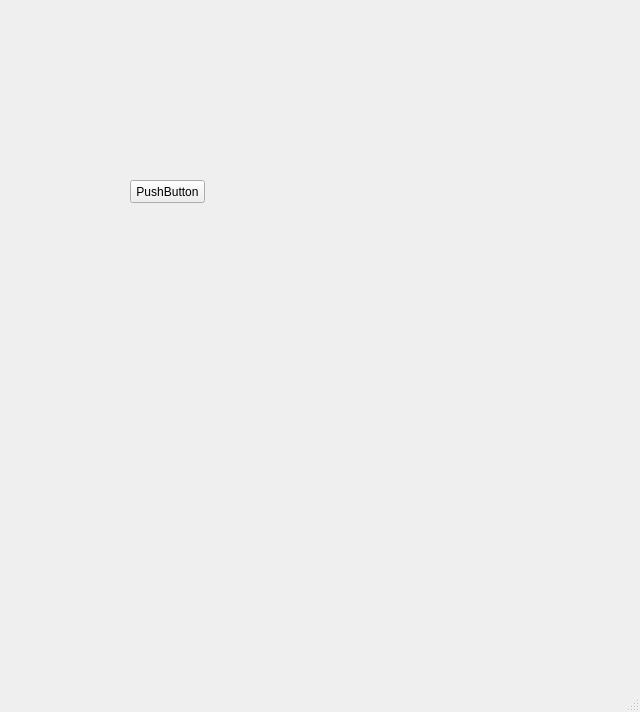
Old version of the form QT-Menu Principal/gui_base_old.ui in the repository brian-emarquez/Python-Course.
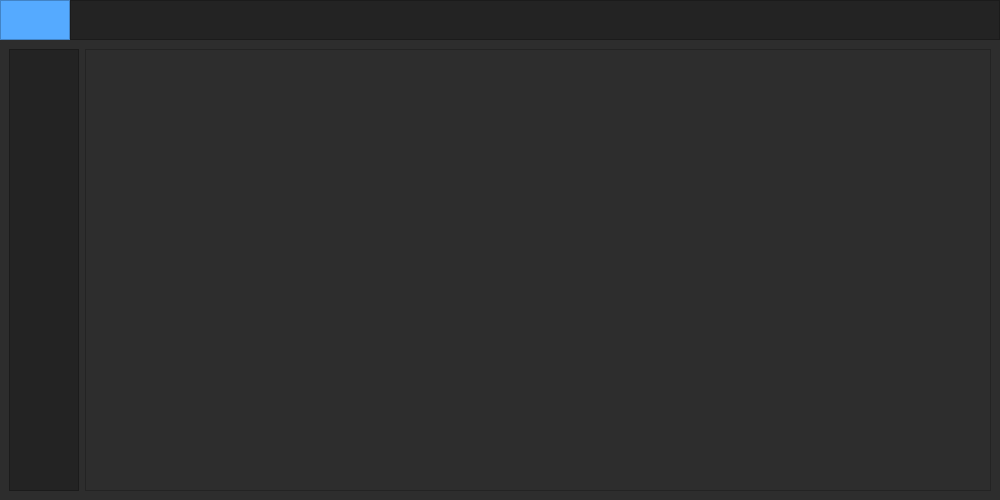
New version of the form.

Commit message:
feat Python Tkinter Tile Matching Game
 Python Tkinter Tile Matching Game

resolve:
see also:

The edit to the form file:
```diff
--- a/QT-Menu Principal/gui_base_old.ui
+++ b/QT-Menu Principal/gui_base_old.ui
@@ -6,39 +6,153 @@
    <rect>
     <x>0</x>
     <y>0</y>
-    <width>640</width>
-    <height>712</height>
+    <width>1000</width>
+    <height>500</height>
    </rect>
   </property>
+  <property name="maximumSize">
+   <size>
+    <width>1000</width>
+    <height>500</height>
+   </size>
+  </property>
   <property name="windowTitle">
    <string>MainWindow</string>
   </property>
   <widget class="QWidget" name="centralwidget">
-   <widget class="QPushButton" name="pushButton">
-    <property name="geometry">
-     <rect>
-      <x>130</x>
-      <y>180</y>
-      <width>75</width>
-      <height>23</height>
-     </rect>
-    </property>
-    <property name="text">
-     <string>PushButton</string>
-    </property>
-   </widget>
-  </widget>
-  <widget class="QMenuBar" name="menubar">
-   <property name="geometry">
-    <rect>
-     <x>0</x>
-     <y>0</y>
-     <width>640</width>
-     <height>21</height>
-    </rect>
+   <property name="styleSheet">
+    <string notr="true">background-color: rgb(45, 45, 45);</string>
    </property>
+   <layout class="QVBoxLayout" name="verticalLayout">
+    <property name="spacing">
+     <number>0</number>
+    </property>
+    <property name="leftMargin">
+     <number>0</number>
+    </property>
+    <property name="topMargin">
+     <number>0</number>
+    </property>
+    <property name="rightMargin">
+     <number>0</number>
+    </property>
+    <property name="bottomMargin">
+     <number>0</number>
+    </property>
+    <item>
+     <widget class="QFrame" name="top_bar">
+      <property name="maximumSize">
+       <size>
+        <width>16777215</width>
+        <height>40</height>
+       </size>
+      </property>
+      <property name="styleSheet">
+       <string notr="true">background-color: rgb(35, 35, 35);</string>
+      </property>
+      <property name="frameShape">
+       <enum>QFrame::NoFrame</enum>
+      </property>
+      <property name="frameShadow">
+       <enum>QFrame::Raised</enum>
+      </property>
+      <layout class="QHBoxLayout" name="horizontalLayout">
+       <property name="spacing">
+        <number>0</number>
+       </property>
+       <property name="leftMargin">
+        <number>0</number>
+       </property>
+       <property name="topMargin">
+        <number>0</number>
+       </property>
+       <property name="rightMargin">
+        <number>0</number>
+       </property>
+       <property name="bottomMargin">
+        <number>0</number>
+       </property>
+       <item>
+        <widget class="QFrame" name="frame_toggle">
+         <property name="maximumSize">
+          <size>
+           <width>70</width>
+           <height>40</height>
+          </size>
+         </property>
+         <property name="styleSheet">
+          <string notr="true">background-color: rgb(85, 170, 255);</string>
+         </property>
+         <property name="frameShape">
+          <enum>QFrame::StyledPanel</enum>
+         </property>
+         <property name="frameShadow">
+          <enum>QFrame::Raised</enum>
+         </property>
+        </widget>
+       </item>
+       <item>
+        <widget class="QFrame" name="frame_top">
+         <property name="maximumSize">
+          <size>
+           <width>16777215</width>
+           <height>40</height>
+          </size>
+         </property>
+         <property name="frameShape">
+          <enum>QFrame::StyledPanel</enum>
+         </property>
+         <property name="frameShadow">
+          <enum>QFrame::Raised</enum>
+         </property>
+        </widget>
+       </item>
+      </layout>
+     </widget>
+    </item>
+    <item>
+     <widget class="QFrame" name="content">
+      <property name="frameShape">
+       <enum>QFrame::NoFrame</enum>
+      </property>
+      <property name="frameShadow">
+       <enum>QFrame::Raised</enum>
+      </property>
+      <layout class="QHBoxLayout" name="horizontalLayout_2">
+       <item>
+        <widget class="QFrame" name="frame_lecft_menu">
+         <property name="maximumSize">
+          <size>
+           <width>70</width>
+           <height>16777215</height>
+          </size>
+         </property>
+         <property name="styleSheet">
+          <string notr="true">background-color: rgb(35, 35, 35);</string>
+         </property>
+         <property name="frameShape">
+          <enum>QFrame::StyledPanel</enum>
+         </property>
+         <property name="frameShadow">
+          <enum>QFrame::Raised</enum>
+         </property>
+        </widget>
+       </item>
+       <item>
+        <widget class="QFrame" name="frame_pages">
+         <property name="frameShape">
+          <enum>QFrame::StyledPanel</enum>
+         </property>
+         <property name="frameShadow">
+          <enum>QFrame::Raised</enum>
+         </property>
+        </widget>
+       </item>
+      </layout>
+     </widget>
+    </item>
+   </layout>
   </widget>
-  <widget class="QStatusBar" name="statusbar"/>
  </widget>
  <resources/>
  <connections/>
```
The commit also changes 2 other files.
